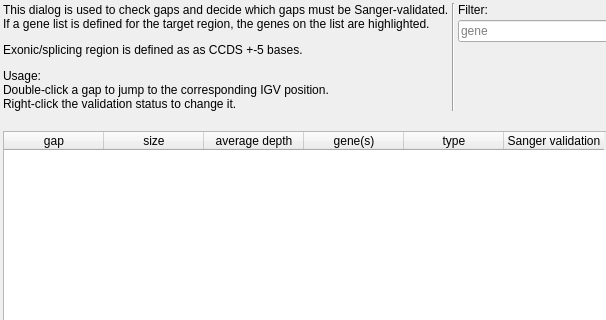
imgag/ngs-bits, file src/GSvar/GapDialog.ui: the form before one commit; both pictures show x 0 to 606 and y 0 to 320 of the 699 by 650 pixel window.
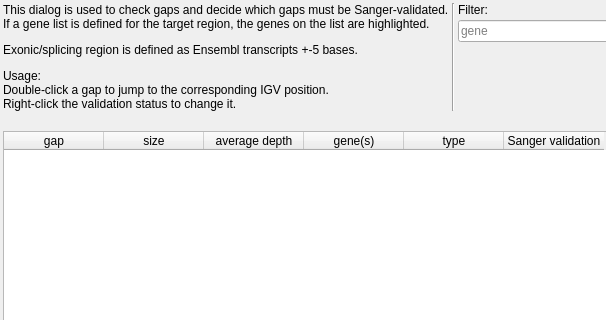
The form after the commit.

Commit message: GSvar: gap dialog now uses Ensembl transcripts instead of CCDS.

What changed in the file:
```diff
--- a/src/GSvar/GapDialog.ui
+++ b/src/GSvar/GapDialog.ui
@@ -34,7 +34,7 @@
      <item>
       <widget class="QLabel" name="label">
        <property name="text">
-        <string>&lt;html&gt;&lt;head/&gt;&lt;body&gt;&lt;p&gt;This dialog is used to check gaps and decide which gaps must be Sanger-validated.&lt;br/&gt;If a gene list is defined for the target region, the genes on the list are highlighted.&lt;/p&gt;&lt;p&gt;Exonic/splicing region is defined as as CCDS +-5 bases.&lt;/p&gt;&lt;p&gt;Usage:&lt;br/&gt;Double-click a gap to jump to the corresponding IGV position.&lt;br/&gt;Right-click the validation status to change it.&lt;/p&gt;&lt;/body&gt;&lt;/html&gt;</string>
+        <string>&lt;html&gt;&lt;head/&gt;&lt;body&gt;&lt;p&gt;This dialog is used to check gaps and decide which gaps must be Sanger-validated.&lt;br/&gt;If a gene list is defined for the target region, the genes on the list are highlighted.&lt;/p&gt;&lt;p&gt;Exonic/splicing region is defined as Ensembl transcripts +-5 bases.&lt;/p&gt;&lt;p&gt;Usage:&lt;br/&gt;Double-click a gap to jump to the corresponding IGV position.&lt;br/&gt;Right-click the validation status to change it.&lt;/p&gt;&lt;/body&gt;&lt;/html&gt;</string>
        </property>
       </widget>
      </item>
```
The commit also changes 5 other files.
